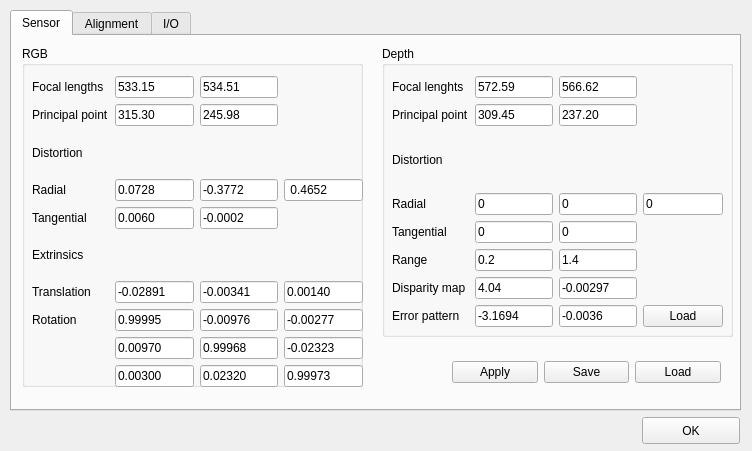
Before: the Qt Designer form params.ui in jonabalzer/yas, drawn with Qt 5.
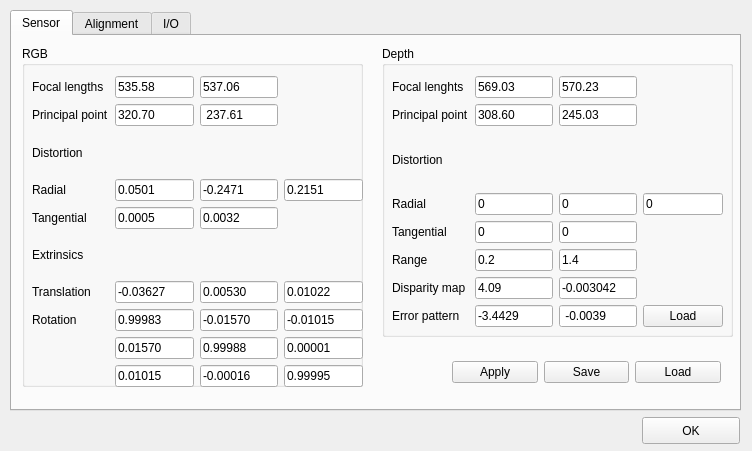
After: the same form once the commit is applied.

Patch:
```diff
--- a/params.ui
+++ b/params.ui
@@ -54,14 +54,14 @@
        <item row="1" column="2">
         <widget class="QLineEdit" name="cvEdit">
          <property name="text">
-          <string>237.20</string>
+          <string>245.03</string>
          </property>
         </widget>
        </item>
        <item row="6" column="1">
         <widget class="QLineEdit" name="c0Edit">
          <property name="text">
-          <string>4.04</string>
+          <string>4.09</string>
          </property>
         </widget>
        </item>
@@ -103,21 +103,21 @@
        <item row="0" column="2">
         <widget class="QLineEdit" name="fvEdit">
          <property name="text">
-          <string>566.62</string>
+          <string>570.23</string>
          </property>
         </widget>
        </item>
        <item row="0" column="1">
         <widget class="QLineEdit" name="fuEdit">
          <property name="text">
-          <string>572.59</string>
+          <string>569.03</string>
          </property>
         </widget>
        </item>
        <item row="1" column="1">
         <widget class="QLineEdit" name="cuEdit">
          <property name="text">
-          <string>309.45</string>
+          <string>308.60</string>
          </property>
         </widget>
        </item>
@@ -131,7 +131,7 @@
        <item row="6" column="2">
         <widget class="QLineEdit" name="c1Edit">
          <property name="text">
-          <string>-0.00297</string>
+          <string>-0.003042</string>
          </property>
         </widget>
        </item>
@@ -201,7 +201,7 @@
        <item row="7" column="2">
         <widget class="QLineEdit" name="alpha1Edit">
          <property name="text">
-          <string>-0.0036</string>
+          <string> -0.0039</string>
          </property>
         </widget>
        </item>
@@ -215,7 +215,7 @@
        <item row="7" column="1">
         <widget class="QLineEdit" name="alpha0Edit">
          <property name="text">
-          <string>-3.1694</string>
+          <string>-3.4429</string>
          </property>
         </widget>
        </item>
@@ -254,35 +254,35 @@
        <item row="4" column="2">
         <widget class="QLineEdit" name="k3Edit">
          <property name="text">
-          <string>-0.0002</string>
+          <string>0.0032</string>
          </property>
         </widget>
        </item>
        <item row="9" column="2">
         <widget class="QLineEdit" name="r32Edit">
          <property name="text">
-          <string>0.02320</string>
+          <string>-0.00016</string>
          </property>
         </widget>
        </item>
        <item row="7" column="3">
         <widget class="QLineEdit" name="r13Edit">
          <property name="text">
-          <string>-0.00277</string>
+          <string>-0.01015</string>
          </property>
         </widget>
        </item>
        <item row="1" column="1">
         <widget class="QLineEdit" name="cuRgbEdit">
          <property name="text">
-          <string>315.30</string>
+          <string>320.70</string>
          </property>
         </widget>
        </item>
        <item row="0" column="1">
         <widget class="QLineEdit" name="fuRgbEdit">
          <property name="text">
-          <string>533.15</string>
+          <string>535.58</string>
          </property>
         </widget>
        </item>
@@ -296,35 +296,35 @@
        <item row="9" column="3">
         <widget class="QLineEdit" name="r33Edit">
          <property name="text">
-          <string>0.99973</string>
+          <string>0.99995</string>
          </property>
         </widget>
        </item>
        <item row="3" column="2">
         <widget class="QLineEdit" name="k1Edit">
          <property name="text">
-          <string>-0.3772</string>
+          <string>-0.2471</string>
          </property>
         </widget>
        </item>
        <item row="8" column="2">
         <widget class="QLineEdit" name="r22Edit">
          <property name="text">
-          <string>0.99968</string>
+          <string>0.99988</string>
          </property>
         </widget>
        </item>
        <item row="8" column="3">
         <widget class="QLineEdit" name="r23Edit">
          <property name="text">
-          <string>-0.02323</string>
+          <string>0.00001</string>
          </property>
         </widget>
        </item>
        <item row="0" column="2">
         <widget class="QLineEdit" name="fvRgbEdit">
          <property name="text">
-          <string>534.51</string>
+          <string>537.06</string>
          </property>
         </widget>
        </item>
@@ -338,7 +338,7 @@
        <item row="3" column="1">
         <widget class="QLineEdit" name="k0Edit">
          <property name="text">
-          <string>0.0728</string>
+          <string>0.0501</string>
          </property>
         </widget>
        </item>
@@ -359,7 +359,7 @@
        <item row="9" column="1">
         <widget class="QLineEdit" name="r31Edit">
          <property name="text">
-          <string>0.00300</string>
+          <string>0.01015</string>
          </property>
         </widget>
        </item>
@@ -373,7 +373,7 @@
        <item row="4" column="1">
         <widget class="QLineEdit" name="k2Edit">
          <property name="text">
-          <string>0.0060</string>
+          <string>0.0005</string>
          </property>
         </widget>
        </item>
@@ -387,42 +387,42 @@
        <item row="6" column="1">
         <widget class="QLineEdit" name="txEdit">
          <property name="text">
-          <string>-0.02891</string>
+          <string>-0.03627</string>
          </property>
         </widget>
        </item>
        <item row="8" column="1">
         <widget class="QLineEdit" name="r21Edit">
          <property name="text">
-          <string>0.00970</string>
+          <string>0.01570</string>
          </property>
         </widget>
        </item>
        <item row="7" column="1">
         <widget class="QLineEdit" name="r11Edit">
          <property name="text">
-          <string>0.99995</string>
+          <string>0.99983</string>
          </property>
         </widget>
        </item>
        <item row="7" column="2">
         <widget class="QLineEdit" name="r12Edit">
          <property name="text">
-          <string>-0.00976</string>
+          <string>-0.01570</string>
          </property>
         </widget>
        </item>
        <item row="6" column="2">
         <widget class="QLineEdit" name="tyEdit">
          <property name="text">
-          <string>-0.00341</string>
+          <string>0.00530</string>
          </property>
         </widget>
        </item>
        <item row="3" column="3">
         <widget class="QLineEdit" name="k4Edit">
          <property name="text">
-          <string> 0.4652</string>
+          <string>0.2151</string>
          </property>
         </widget>
        </item>
@@ -436,14 +436,14 @@
        <item row="6" column="3">
         <widget class="QLineEdit" name="tzEdit">
          <property name="text">
-          <string>0.00140</string>
+          <string>0.01022</string>
          </property>
         </widget>
        </item>
        <item row="1" column="2">
         <widget class="QLineEdit" name="cvRgbEdit">
          <property name="text">
-          <string>245.98</string>
+          <string> 237.61</string>
          </property>
         </widget>
        </item>
```
Left out of the diff: 7 changed lines with no effect on the pictures.
